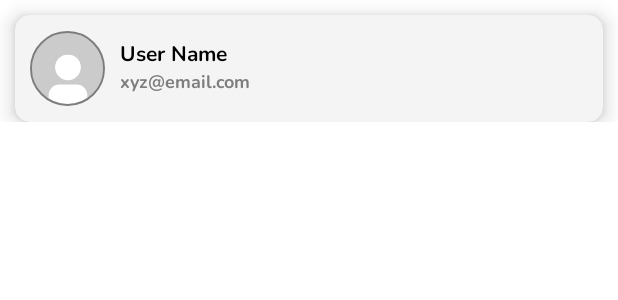
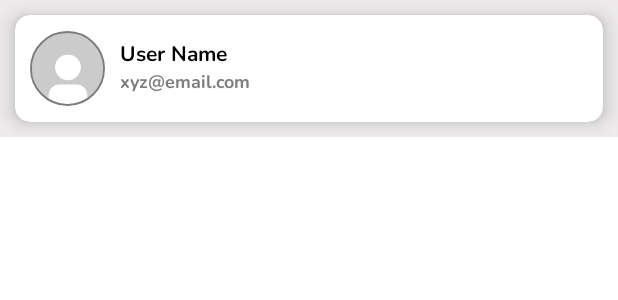
Before and after one commit to dharmik6/FItZone_Admin, an Android app: the layout member_data_list_item.xml on its own in the app's theme, with its tools: preview values and no code run, on a phone screen of 412 x 824 dp. Shown: the top 300 px of the screen. Run offline under Robolectric (Android 15) with nearby library versions, the phone set to English and light mode, and no system bars.

Commit message:
add new design change for member data list

```diff
--- a/app/src/main/res/layout/member_data_list_item.xml
+++ b/app/src/main/res/layout/member_data_list_item.xml
@@ -4,30 +4,40 @@
     xmlns:tools="http://schemas.android.com/tools"
     android:layout_width="match_parent"
     android:layout_height="wrap_content"
+    android:background="@color/back_ground"
     android:foregroundGravity="center">
+
+    <RelativeLayout
+        android:layout_width="match_parent"
+        android:layout_height="wrap_content"
+        android:layout_marginBottom="10dp"
+        tools:ignore="MissingConstraints">
 
         <androidx.cardview.widget.CardView
             android:id="@+id/active_card"
             android:layout_width="match_parent"
             android:layout_height="wrap_content"
+            android:shadowColor="@color/black"
+            android:background="@color/card_view"
+            android:layout_marginEnd="10dp"
+            android:layout_marginStart="10dp"
+            android:layout_marginHorizontal="10dp"
+            android:layout_marginVertical="10dp"
             app:cardCornerRadius="10dp"
             app:cardElevation="8dp"
-        android:backgroundTint="#f4f4f4"
             app:layout_constraintEnd_toEndOf="parent"
             app:layout_constraintStart_toStartOf="parent"
             app:layout_constraintTop_toTopOf="parent"
-        tools:ignore="MissingConstraints"
-        android:layout_marginVertical="10dp"
-        android:layout_marginHorizontal="10dp">
+            tools:ignore="MissingConstraints">
 
 
             <RelativeLayout
                 android:layout_width="match_parent"
                 android:layout_height="match_parent"
-            android:paddingVertical="5dp"
                 android:layout_alignParentStart="true"
+                android:layout_alignParentTop="true"
                 android:layout_alignParentEnd="true"
-            android:layout_alignParentTop="true">
+                android:paddingVertical="5dp">
 
                 <de.hdodenhof.circleimageview.CircleImageView
                     android:layout_width="50dp"
@@ -36,9 +46,9 @@
                     android:layout_marginStart="10dp"
                     android:layout_marginTop="5dp"
                     android:layout_marginBottom="5dp"
+                    android:src="@drawable/ic_profile_circle"
+                    app:civ_border_color="@color/text"
                     app:civ_border_width="1dp"
-                app:civ_border_color="@color/text"
-                android:src="@drawable/ic_profile_circle"
                     tools:ignore="ContentDescription,SpeakableTextPresentCheck,ImageContrastCheck" />
 
                 <LinearLayout
@@ -46,8 +56,8 @@
                     android:layout_height="wrap_content"
                     android:layout_alignParentStart="true"
                     android:layout_alignParentTop="true"
+                    android:layout_alignParentEnd="true"
                     android:layout_marginStart="70dp"
-                android:layout_alignParentEnd="true"
                     android:orientation="vertical"
                     tools:ignore="NotSibling">
 
@@ -55,11 +65,11 @@
                         android:layout_width="match_parent"
                         android:layout_height="wrap_content"
                         android:layout_marginTop="10dp"
+                        android:fontFamily="@font/nunito_bold"
                         android:text="@string/user_name"
-                    android:fontFamily="@font/nunito_bold"
+                        android:textColor="@color/black"
                         android:textSize="14sp"
                         android:textStyle="bold"
-                    android:textColor="@color/black"
                         tools:ignore="HardcodedText,TextSizeCheck" />
 
                     <TextView
@@ -70,11 +80,14 @@
                         android:textColor="@color/text"
                         android:textSize="12sp"
                         tools:ignore="HardcodedText,SmallSp,TextContrastCheck,TextSizeCheck" />
+
                 </LinearLayout>
 
             </RelativeLayout>
 
         </androidx.cardview.widget.CardView>
 
+    </RelativeLayout>
+
 
 </androidx.constraintlayout.widget.ConstraintLayout>
```
Lines whose indentation alone changed are shown as unchanged.
